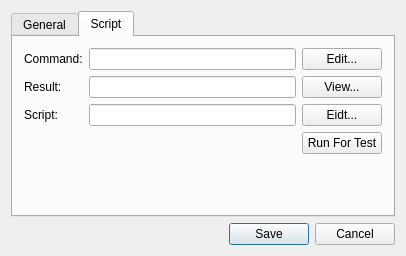
This is XMonitor/ui/StepForm.ui in yewberry/yewtic as Qt 5 draws it before an edit. The edited form follows.
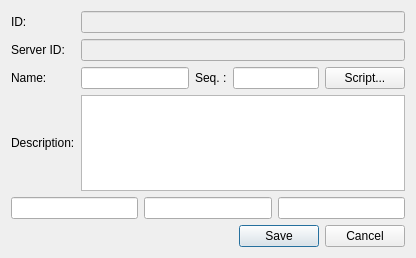
This is the edited form. The open tabs and pages were chosen to show the change.

What changed in the file:
```diff
--- a/XMonitor/ui/StepForm.ui
+++ b/XMonitor/ui/StepForm.ui
@@ -6,8 +6,8 @@
    <rect>
     <x>0</x>
     <y>0</y>
-    <width>406</width>
-    <height>247</height>
+    <width>416</width>
+    <height>258</height>
    </rect>
   </property>
   <property name="windowTitle">
@@ -15,28 +15,18 @@
   </property>
   <layout class="QVBoxLayout" name="verticalLayout">
    <item>
-    <widget class="QTabWidget" name="tabWidget">
-     <property name="currentIndex">
-      <number>0</number>
-     </property>
-     <widget class="QWidget" name="tab">
-      <attribute name="title">
-       <string>General</string>
-      </attribute>
-      <layout class="QHBoxLayout" name="horizontalLayout">
-       <item>
-        <layout class="QGridLayout" name="gridLayout">
+    <layout class="QGridLayout" name="gridLayout" columnstretch="0,0,0,1,0">
          <item row="0" column="0">
           <widget class="QLabel" name="label">
            <property name="text">
-            <string>ID: </string>
+        <string>ID:</string>
            </property>
           </widget>
          </item>
-         <item row="0" column="1" colspan="3">
+     <item row="0" column="1" colspan="4">
           <widget class="QLineEdit" name="id">
-           <property name="readOnly">
-            <bool>true</bool>
+       <property name="enabled">
+        <bool>false</bool>
            </property>
           </widget>
          </item>
@@ -47,8 +37,12 @@
            </property>
           </widget>
          </item>
-         <item row="1" column="1" colspan="3">
-          <widget class="QLineEdit" name="svrId"/>
+     <item row="1" column="1" colspan="4">
+      <widget class="QLineEdit" name="svrId">
+       <property name="enabled">
+        <bool>false</bool>
+       </property>
+      </widget>
          </item>
          <item row="2" column="0">
           <widget class="QLabel" name="label_3">
@@ -61,124 +55,46 @@
           <widget class="QLineEdit" name="name"/>
          </item>
          <item row="2" column="2">
-          <widget class="QLabel" name="label_8">
+      <widget class="QLabel" name="label_4">
            <property name="text">
-            <string>Seq:</string>
+        <string>Seq. :</string>
            </property>
           </widget>
          </item>
          <item row="2" column="3">
           <widget class="QLineEdit" name="seq"/>
          </item>
+     <item row="2" column="4">
+      <widget class="QPushButton" name="scriptBtn">
+       <property name="text">
+        <string>Script...</string>
+       </property>
+      </widget>
+     </item>
          <item row="3" column="0">
-          <widget class="QLabel" name="label_4">
+      <widget class="QLabel" name="label_5">
            <property name="text">
             <string>Description:</string>
            </property>
           </widget>
          </item>
-         <item row="3" column="1" colspan="3">
+     <item row="3" column="1" colspan="4">
           <widget class="QPlainTextEdit" name="desc"/>
          </item>
         </layout>
        </item>
-      </layout>
-     </widget>
-     <widget class="QWidget" name="tab_2">
-      <attribute name="title">
-       <string>Script</string>
-      </attribute>
-      <layout class="QVBoxLayout" name="verticalLayout_2">
        <item>
-        <layout class="QGridLayout" name="gridLayout_2">
-         <item row="0" column="0">
-          <widget class="QLabel" name="label_5">
-           <property name="text">
-            <string>Command:</string>
-           </property>
-          </widget>
-         </item>
-         <item row="0" column="2">
-          <widget class="QPushButton" name="editCmdBtn">
-           <property name="text">
-            <string>Edit...</string>
-           </property>
-          </widget>
-         </item>
-         <item row="1" column="0">
-          <widget class="QLabel" name="label_6">
-           <property name="text">
-            <string>Result:</string>
-           </property>
-          </widget>
-         </item>
-         <item row="1" column="1">
-          <widget class="QLineEdit" name="cmdResult">
-           <property name="readOnly">
-            <bool>true</bool>
-           </property>
-          </widget>
-         </item>
-         <item row="1" column="2">
-          <widget class="QPushButton" name="viewResultBtn">
-           <property name="text">
-            <string>View...</string>
-           </property>
-          </widget>
-         </item>
-         <item row="2" column="0">
-          <widget class="QLabel" name="label_7">
-           <property name="text">
-            <string>Script:</string>
-           </property>
-          </widget>
-         </item>
-         <item row="2" column="1">
-          <widget class="QLineEdit" name="script">
-           <property name="readOnly">
-            <bool>true</bool>
-           </property>
-          </widget>
-         </item>
-         <item row="2" column="2">
-          <widget class="QPushButton" name="editScriptBtn">
-           <property name="text">
-            <string>Eidt...</string>
-           </property>
-          </widget>
-         </item>
-         <item row="0" column="1">
-          <widget class="QLineEdit" name="cmd">
-           <property name="readOnly">
-            <bool>true</bool>
-           </property>
-          </widget>
-         </item>
-         <item row="3" column="2">
-          <widget class="QPushButton" name="testRun">
-           <property name="text">
-            <string>Run For Test</string>
-           </property>
-          </widget>
-         </item>
-        </layout>
-       </item>
+    <layout class="QHBoxLayout" name="horizontalLayout">
+     <item>
+      <widget class="QLineEdit" name="cmd"/>
+     </item>
+     <item>
+      <widget class="QLineEdit" name="cmdResult"/>
+     </item>
        <item>
-        <spacer name="verticalSpacer">
-         <property name="orientation">
-          <enum>Qt::Vertical</enum>
-         </property>
-         <property name="sizeHint" stdset="0">
-          <size>
-           <width>20</width>
-           <height>40</height>
-          </size>
-         </property>
-        </spacer>
-       </item>
-      </layout>
-     </widget>
-    </widget>
+      <widget class="QLineEdit" name="script"/>
+     </item>
+    </layout>
    </item>
    <item>
     <widget class="QDialogButtonBox" name="buttonBox">
```
Lines whose indentation alone changed are shown as unchanged.
